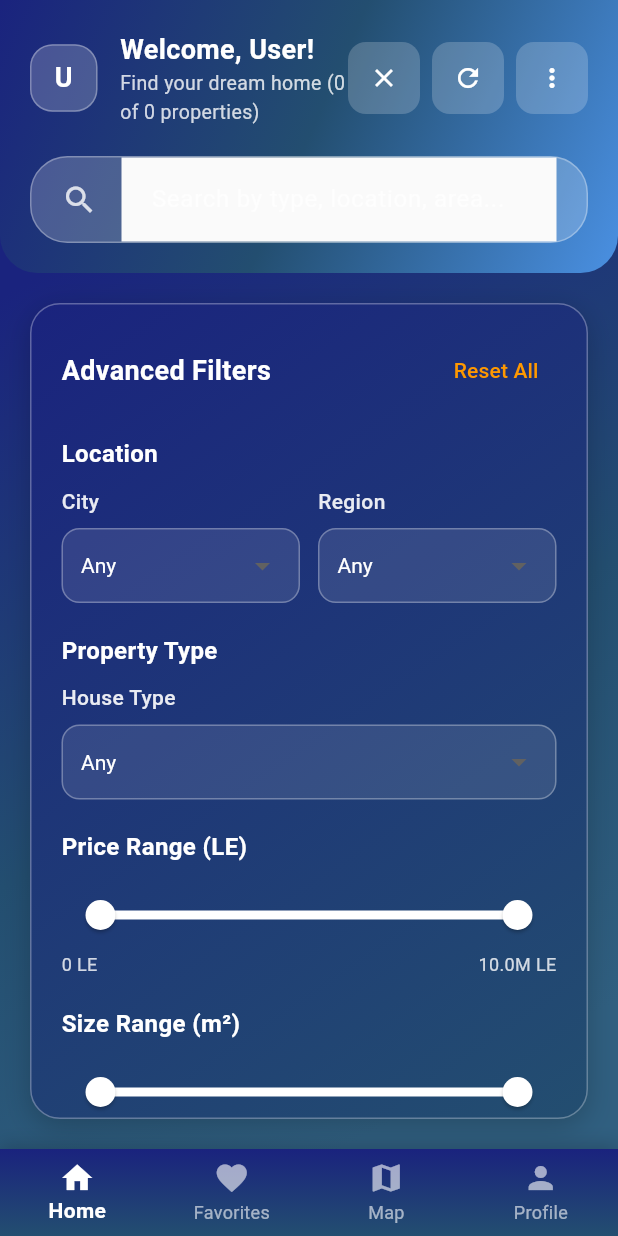
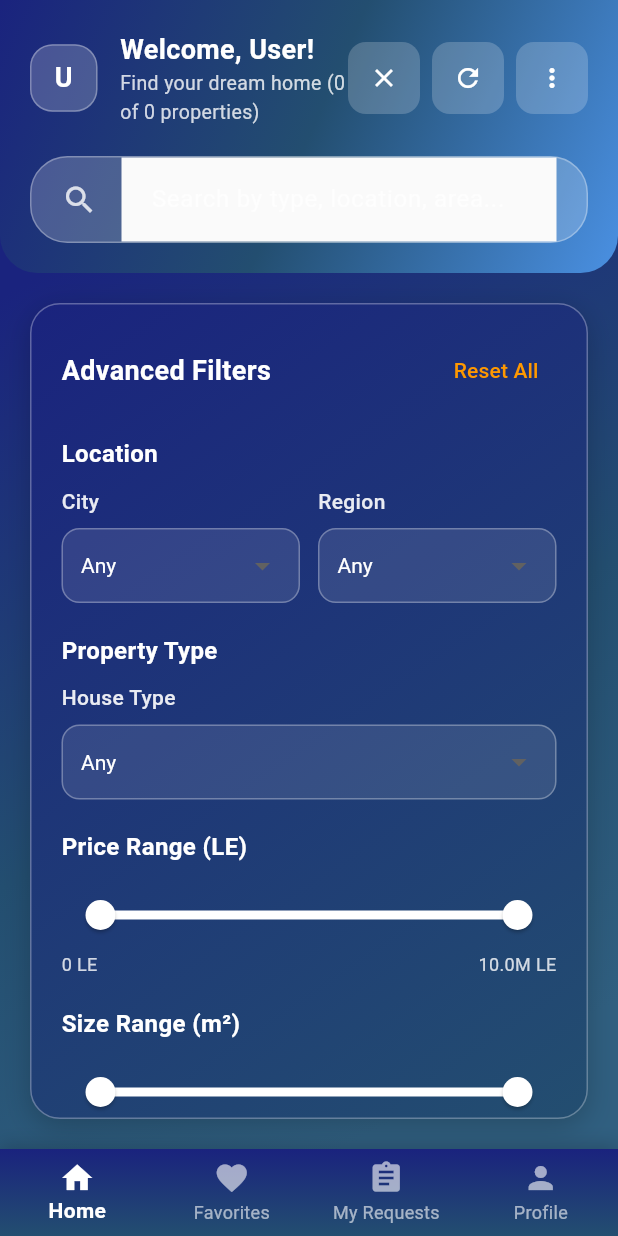
Before and after one commit to kerolskhalf/gethome, a Flutter app: the BuyerDashboardScreen screen opened directly, after a tap on the "filter list" icon, on a phone screen of 412 x 824 dp. Run offline on Flutter 3.47's test engine with Material 3 defaults, Android fonts, the phone set to English and light mode, and no system bars; our stand-ins replace flutter_map, geolocator, image_picker, latlong2, permission_handler; network calls fail.

Commit message:
final buyer update

```diff
--- a/lib/screens/buyer_dashboard_screen.dart
+++ b/lib/screens/buyer_dashboard_screen.dart
@@ -5,7 +5,6 @@ import 'package:http/http.dart' as http;
 import 'property_details_screen.dart';
 import 'property_comparison_screen.dart';
 import 'favorites_screen.dart';
-import 'map_screen.dart';
 import 'user_profile_screen.dart';
 import 'viewing_requests_screen.dart';
 import '../utils/user_session.dart';
@@ -1676,8 +1675,8 @@ class _BuyerDashboardScreenState extends State<BuyerDashboardScreen> {
             label: 'Favorites',
           ),
           BottomNavigationBarItem(
-            icon: Icon(Icons.map),
-            label: 'Map',
+            icon: Icon(Icons.assignment),
+            label: 'My Requests',
           ),
           BottomNavigationBarItem(
             icon: Icon(Icons.person),
@@ -1697,7 +1696,7 @@ class _BuyerDashboardScreenState extends State<BuyerDashboardScreen> {
             case 2:
               Navigator.push(
                 context,
-                MaterialPageRoute(builder: (context) => const MapScreen()),
+                MaterialPageRoute(builder: (context) => const ViewingRequestsScreen()),
               );
               break;
             case 3:
--- a/lib/screens/property_details_screen.dart
+++ b/lib/screens/property_details_screen.dart
@@ -1,5 +1,4 @@
-// lib/screens/property_details_screen.dart - ENHANCED WITH BEAUTIFUL UI
-import 'dart:ui';
+// lib/screens/property_details_screen.dart
 
 import 'package:flutter/material.dart';
 import 'package:http/http.dart' as http;
```
